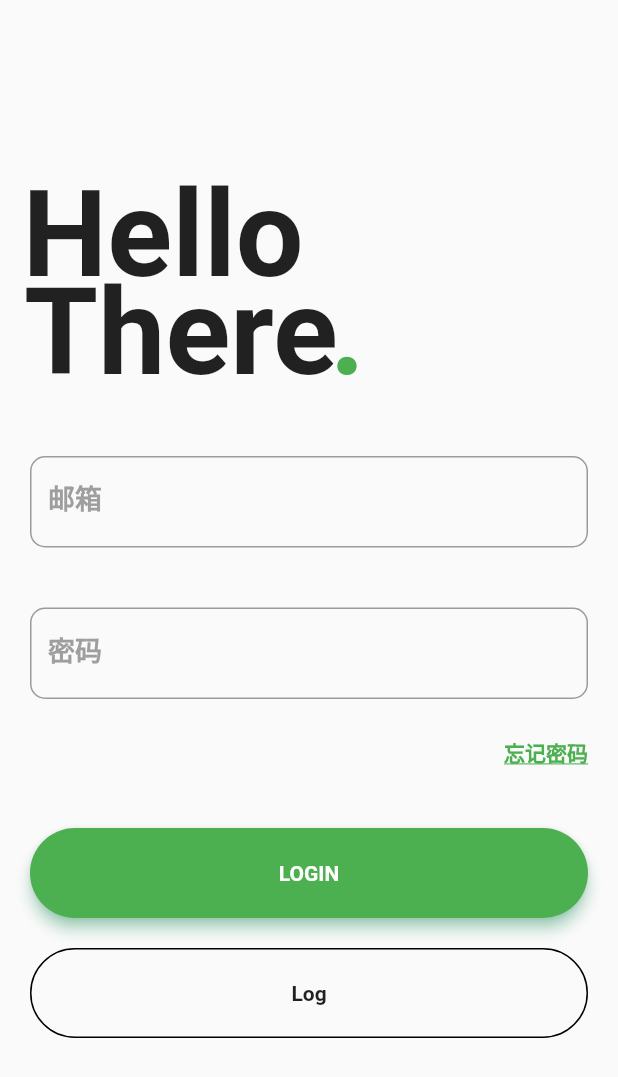
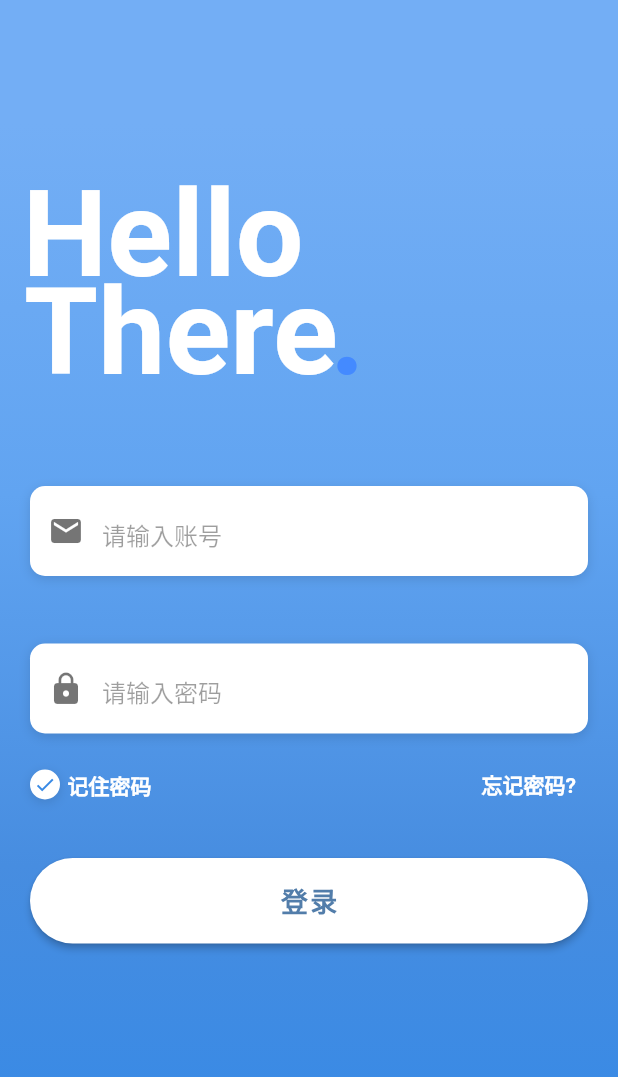
Before and after one commit to samurai-o/samurais_application, a Flutter app: the screen it shows after launch, on a phone screen of 412 x 824 dp. Shown: the top 1077 px of the screen. Run offline on Flutter 3.47's test engine with Material 2 defaults, Android fonts, the phone set to English and light mode, and no system bars; our stand-ins replace bloc, equatable, flutter_bloc, flutter_modular, formz, logger; accounts and stored records are empty; Roboto replaces fonts that are missing (Montserrat, OpenSans).

Commit message:
代码优化
1.组件拆分
2.登录页样式优化

```diff
--- a/lib/app/auth/auth_module.dart
+++ b/lib/app/auth/auth_module.dart
@@ -1,4 +1,5 @@
 import 'package:flutter/material.dart';
+import 'package:flutter/services.dart';
 import 'package:flutter_modular/flutter_modular.dart';
 import 'package:samurais_application/app/auth/login/login_page.dart';
 import 'package:samurais_application/app/auth/register/register_page.dart';
@@ -12,9 +13,9 @@ class AuthModule extends Module {
         ChildRoute('/', child: (context, args) => AuthWidget(), children: [
           ChildRoute(
             '/login',
-            child: (context, args) => LoginPage(),
+            child: (context, args) => LoginPage(), transition: TransitionType.fadeIn
           ),
-          ChildRoute('/register', child: (context, args) => RegisterPage())
+          ChildRoute('/register', child: (context, args) => RegisterPage(), transition:TransitionType.fadeIn)
         ])
       ];
 }
@@ -29,7 +30,9 @@ class AuthWidget extends StatelessWidget {
             child: Text(
               'Hello',
               style: TextStyle(
+                fontFamily: '.SF UI Text',
                 fontSize: 80.0,
+                color: Colors.white,
                 fontWeight: FontWeight.bold
               ),
             ),
@@ -38,15 +41,21 @@ class AuthWidget extends StatelessWidget {
             padding: EdgeInsets.fromLTRB(16.0, 175.0, 0.0, 0.0),
             child: Text('There',
                 style: TextStyle(
-                    fontSize: 80.0, fontWeight: FontWeight.bold)),
+                    color: Colors.white,
+                    fontSize: 80.0,
+                    fontWeight: FontWeight.bold
+                )
+            ),
           ),
           Container(
             padding: EdgeInsets.fromLTRB(220.0, 175.0, 0.0, 0.0),
             child: Text('.',
                 style: TextStyle(
+                    color: Colors.blueAccent,
                     fontSize: 80.0,
                     fontWeight: FontWeight.bold,
-                    color: Colors.green)),
+                )
+            ),
           ),
         ],
       ),
@@ -57,7 +66,28 @@ class AuthWidget extends StatelessWidget {
   Widget build(BuildContext context) {
     return Scaffold(
       resizeToAvoidBottomInset: false,
-      body: Column(
+      body: AnnotatedRegion<SystemUiOverlayStyle>(
+        value: SystemUiOverlayStyle.light,
+        child: Stack(
+          children: [
+            Container(
+              height: double.infinity,
+              width: double.infinity,
+              decoration: BoxDecoration(
+                gradient: LinearGradient(
+                  begin: Alignment.topCenter,
+                  end: Alignment.bottomCenter,
+                  colors: [
+                    Color(0xFF73AEF5),
+                    Color(0xFF61A4F1),
+                    Color(0xFF478DE0),
+                    Color(0xFF398AE5),
+                  ],
+                  stops: [0.1, 0.4, 0.7, 0.9],
+                ),
+              ),
+            ),
+            Column(
               crossAxisAlignment: CrossAxisAlignment.start,
               children: <Widget>[
                 buildTitle(),
@@ -69,6 +99,9 @@ class AuthWidget extends StatelessWidget {
                 )
               ],
             ),
+          ],
+        )
+      ),
     );
   }
 }
--- a/lib/app/auth/login/login_page.dart
+++ b/lib/app/auth/login/login_page.dart
@@ -1,6 +1,7 @@
-
-
 import 'package:flutter/material.dart';
+import 'package:components/components.dart';
+import 'package:flutter_modular/flutter_modular.dart';
+import 'package:samurais_application/tools/tools.dart';
 
 class LoginPage extends StatefulWidget {
 
@@ -10,108 +11,152 @@ class LoginPage extends StatefulWidget {
 
 class _LoginState extends State<LoginPage> {
 
+  Widget inputAccount() {
+    return Column(
+      crossAxisAlignment: CrossAxisAlignment.start,
+      children: <Widget>[
+        // Text(
+        //   '邮箱',
+        //   style: kLabelStyle,
+        // ),
+        SizedBox(height: 20.0),
+        Container(
+          alignment: Alignment.centerLeft,
+          decoration: kBoxDecorationStyle,
+          height: 60.0,
+          child: TextField(
+            keyboardType: TextInputType.emailAddress,
+            style: TextStyle(
+              color: Colors.black54,
+              fontFamily: 'OpenSans',
+            ),
+            decoration: InputDecoration(
+              border: InputBorder.none,
+              contentPadding: EdgeInsets.only(top: 14.0),
+              prefixIcon: Icon(
+                Icons.email,
+                color: Colors.black54,
+              ),
+              hintText: '请输入账号',
+              hintStyle: kHintTextStyle,
+            ),
+          ),
+        ),
+      ],
+    );
+  }
+
+  Widget inputPassword() {
+    return Column(
+      crossAxisAlignment: CrossAxisAlignment.start,
+      children: <Widget>[
+        // Text(
+        //   '密码',
+        //   style: kLabelStyle,
+        // ),
+        SizedBox(height: 20.0),
+        Container(
+          alignment: Alignment.centerLeft,
+          decoration: kBoxDecorationStyle,
+          height: 60.0,
+          child: TextField(
+            obscureText: true,
+            style: TextStyle(
+              color: Colors.white,
+              fontFamily: 'OpenSans',
+            ),
+            decoration: InputDecoration(
+              border: InputBorder.none,
+              contentPadding: EdgeInsets.only(top: 14.0),
+              prefixIcon: Icon(
+                Icons.lock,
+                color: Colors.black54,
+              ),
+              hintText: '请输入密码',
+              hintStyle: kHintTextStyle,
+            ),
+          ),
+        ),
+      ],
+    );
+  }
+
+  Widget buildForgotPasswordBtn() {
+    return Container(
+      alignment: Alignment.centerRight,
+      child: TextButton(
+        onPressed: () {
+          Modular.to.pushNamed('/auth/register');
+        },
+        child: Text(
+          '忘记密码?',
+          style: kLabelStyle,
+        ),
+      ),
+    );
+  }
+
+  Widget buildRememberMeCheckbox() {
+    return Container(
+      height: 20.0,
+      child: Row(
+        children: <Widget>[
+          Theme(
+            data: ThemeData(unselectedWidgetColor: Colors.white),
+            child: CustomCheckbox(isChecked: true, selectedIconColor: Color(0xFF398AE5), backgroundColor: Color(0xFF398AE5),),
+          ),
+          SizedBox(width: 5.0,),
+          Text(
+            '记住密码',
+            style: kLabelStyle,
+          ),
+        ],
+      ),
+    );
+  }
+
+  Widget buildLoginBtn() {
+    return Container(
+      padding: EdgeInsets.symmetric(vertical: 25.0),
+      width: double.infinity,
+      child: RaisedButton(
+        elevation: 2.0,
+        onPressed: () => print('Login Button Pressed'),
+        padding: EdgeInsets.all(15.0),
+        shape: RoundedRectangleBorder(
+          borderRadius: BorderRadius.circular(30.0),
+        ),
+        color: Colors.white,
+        child: Text(
+          '登录',
+          style: TextStyle(
+            color: Color(0xFF527DAA),
+            letterSpacing: 1.5,
+            fontSize: 18.0,
+            fontWeight: FontWeight.bold,
+            fontFamily: 'OpenSans',
+          ),
+        ),
+      ),
+    );
+  }
+
   @override
   Widget build(BuildContext context) {
     return Column(
       children: [
-        TextField(
-          style: TextStyle(fontSize: 18),
-          decoration: InputDecoration(
-            labelText: '邮箱',
-            labelStyle: TextStyle(
-              fontFamily: 'Montserrat',
-              fontWeight: FontWeight.bold,
-              color: Colors.grey,
-            ),
-            border: OutlineInputBorder(
-              borderSide: BorderSide(color: Colors.greenAccent, width: 10.0),
-              borderRadius: BorderRadius.circular(10.0)
-            ),
-          ),
+        inputAccount(),
+        SizedBox(height: 25.0,),
+        inputPassword(),
+        SizedBox(height: 10.0),
+        Row(
+          mainAxisAlignment: MainAxisAlignment.spaceBetween,
+          children: [
+            buildRememberMeCheckbox(),
+            buildForgotPasswordBtn()
+          ],
         ),
-        SizedBox(height: 40.0,),
-        TextField(
-          style: TextStyle(fontSize: 18),
-          decoration: InputDecoration(
-            labelText: '密码',
-            labelStyle: TextStyle(
-              fontFamily: 'Montserrat',
-              fontWeight: FontWeight.bold,
-              color: Colors.grey,
-            ),
-            border: OutlineInputBorder(
-                borderSide: BorderSide(color: Colors.greenAccent, width: 10.0),
-                borderRadius: BorderRadius.circular(10.0)
-            ),
-          ),
-          obscureText: true,
-        ),
-        SizedBox(height: 10.0),
-        Container(
-          alignment: Alignment(1.0, 0.0),
-          padding: EdgeInsets.only(top: 15.0, left: 20.0),
-          child: InkWell(
-            child: Text(
-              '忘记密码',
-              style: TextStyle(
-                  color: Colors.green,
-                  fontWeight: FontWeight.bold,
-                  fontFamily: 'Montserrat',
-                  decoration: TextDecoration.underline),
-            ),
-          ),
-        ),
-        SizedBox(height: 40.0),
-        Container(
-          height: 60.0,
-          child: Material(
-            borderRadius: BorderRadius.circular(40.0),
-            shadowColor: Colors.greenAccent,
-            color: Colors.green,
-            elevation: 4.0,
-            child: GestureDetector(
-              onTap: () {},
-              child: Center(
-                child: Text(
-                  'LOGIN',
-                  style: TextStyle(
-                      color: Colors.white,
-                      fontWeight: FontWeight.bold,
-                      fontFamily: 'Montserrat'),
-                ),
-              ),
-            ),
-          ),
-        ),
-        SizedBox(height: 20.0),
-        Container(
-          height: 60.0,
-          color: Colors.transparent,
-          child: Container(
-            decoration: BoxDecoration(
-                border: Border.all(
-                    color: Colors.black,
-                    style: BorderStyle.solid,
-                    width: 1.0),
-                color: Colors.transparent,
-                borderRadius: BorderRadius.circular(40.0)),
-            child: Row(
-              mainAxisAlignment: MainAxisAlignment.center,
-              children: <Widget>[
-                // Center(
-                //   child:
-                //   ImageIcon(AssetImage('assets/facebook.png')),
-                // ),
-                Center(
-                  child: Text('Log',
-                      style: TextStyle(
-                          fontWeight: FontWeight.bold,
-                          fontFamily: 'Montserrat')),
-                )
-              ],
-            ),
-          ),
-        )
+        buildLoginBtn(),
       ],
     );
   }
--- /dev/null
+++ b/lib/tools/constants.dart
@@ -0,0 +1,24 @@
+import 'package:flutter/material.dart';
+
+final kHintTextStyle = TextStyle(
+  color: Colors.black38,
+  fontFamily: 'OpenSans',
+);
+
+final kLabelStyle = TextStyle(
+  color: Colors.white,
+  fontWeight: FontWeight.bold,
+  fontFamily: 'OpenSans',
+);
+
+final kBoxDecorationStyle = BoxDecoration(
+  color: Color(0xFFFFFFFF),
+  borderRadius: BorderRadius.circular(10.0),
+  boxShadow: [
+    BoxShadow(
+      color: Colors.black12,
+      blurRadius: 6.0,
+      offset: Offset(0, 2),
+    ),
+  ],
+);
--- /dev/null
+++ b/lib/tools/tools.dart
@@ -0,0 +1 @@
+export 'constants.dart';
--- /dev/null
+++ b/packages/components/lib/components.dart
@@ -0,0 +1,3 @@
+library components;
+
+export 'src/custom_check_box.dart';
--- /dev/null
+++ b/packages/components/lib/src/custom_check_box.dart
@@ -0,0 +1,75 @@
+import 'package:flutter/material.dart';
+
+class CustomCheckbox extends StatefulWidget {
+  bool isChecked;
+  double borderRadius;
+  double size;
+  double iconSize;
+  Color selectedColor;
+  Color borderColor;
+  Color backgroundColor;
+  Color selectedIconColor;
+
+  CustomCheckbox({
+    Key? key,
+    this.isChecked = true,
+    this.borderRadius = 20,
+    this.size = 20.0,
+    this.iconSize = 15.0,
+    this.borderColor = Colors.white,
+    this.backgroundColor = Colors.transparent,
+    this.selectedColor = Colors.white,
+    this.selectedIconColor = Colors.black
+  }): super(key: key);
+
+  @override
+  _CustomCheckboxState createState() => _CustomCheckboxState();
+}
+
+class _CustomCheckboxState extends State<CustomCheckbox> {
+
+  bool _isSelected = false;
+
+  @override
+  void initState() {
+    _isSelected = widget.isChecked;
+    super.initState();
+  }
+
+  @override
+  Widget build(BuildContext context) {
+    return GestureDetector(
+      onTap: () {
+        setState(() {
+          _isSelected = !_isSelected;
+        });
+      },
+      child: AnimatedContainer(
+        duration: Duration(milliseconds: 500),
+        curve: Curves.fastLinearToSlowEaseIn,
+        decoration: BoxDecoration(
+          color: _isSelected ? widget.selectedColor : widget.backgroundColor,
+          borderRadius: BorderRadius.circular(widget.borderRadius),
+          border: Border.all(
+            color: widget.borderColor,
+            width: 2.0,
+          ),
+          boxShadow: [
+            BoxShadow(
+              color: Colors.black12,
+              blurRadius: 6.0,
+              offset: Offset(0, 2),
+            ),
+          ],
+        ),
+        width: widget.size,
+        height: widget.size,
+        child: Icon(
+          Icons.check,
+          color: _isSelected ?  widget.selectedIconColor : Colors.transparent,
+          size: widget.iconSize,
+        ),
+      ),
+    );
+  }
+}
--- a/packages/log/margin.dart
+++ b/packages/log/margin.dart
@@ -1,3 +1,3 @@
 library log;
 
-export 'log.dart';
+export 'lib/src/log.dart';
--- a/pubspec.yaml
+++ b/pubspec.yaml
@@ -37,8 +37,9 @@ dependencies:
   equatable: ^2.0.0
   uuid: ^3.0.0
   formz: ^0.4.1
-  flutter_modular: ^4.1.2
   logger: ^1.1.0
+  components:
+    path: packages/components
   authentication_repository:
     path: packages/authentication_repository
   user_repository:
```
Also changed, not shown: lib/app/auth/register/register_page.dart (+149 -2 lines), packages/components/pubspec.yaml (added, +10 -0 lines), packages/components/pubspec.lock (added), packages/log/lib/log.dart (added), packages/log/lib/src/log.dart (renamed from packages/log/log.dart), pubspec.lock. Lines whose indentation alone changed are shown as unchanged.
